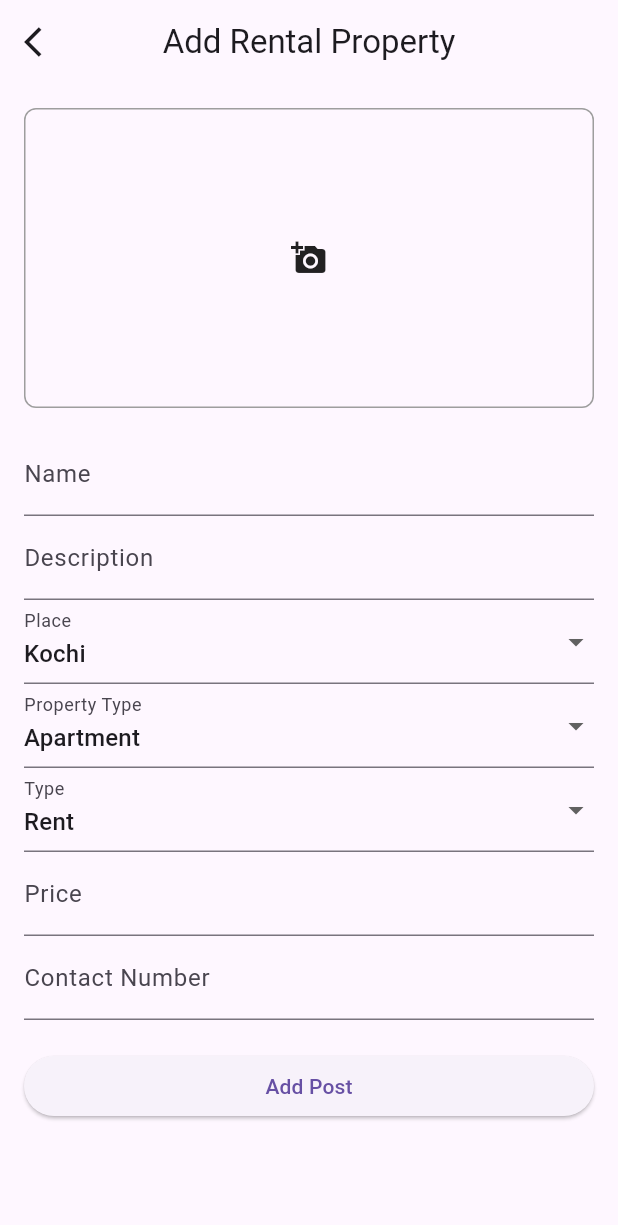
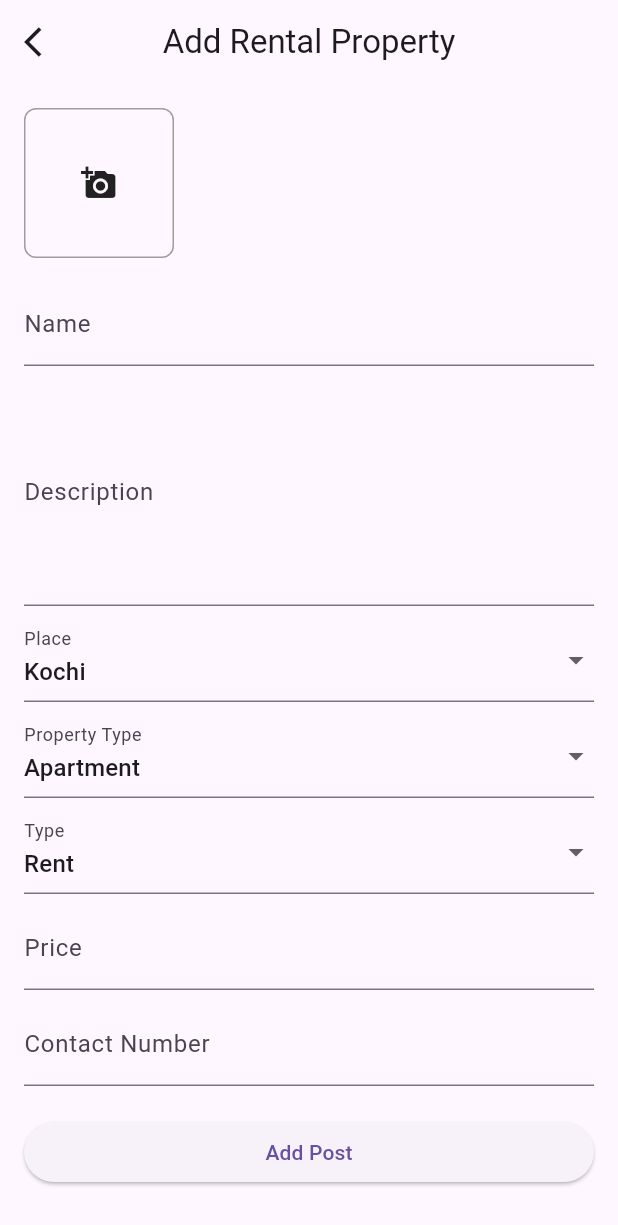
Before and after one commit to Riyaaaaan/RoomFindr, a Flutter app: the AddPostPage screen opened directly, on a phone screen of 412 x 824 dp. Shown: the top 1225 px of the screen. Run offline on Flutter 3.47's test engine with Material 3 defaults, Android fonts, the phone set to English and light mode, and no system bars; our stand-ins replace cloud_firestore, firebase_auth, firebase_core, firebase_storage, flutter_slidable, form_field_validator and 6 more; accounts and stored records are empty; generated files the repository leaves out were written again.

```diff
--- a/lib/screens/add_post.dart
+++ b/lib/screens/add_post.dart
@@ -8,6 +8,7 @@ import 'package:cloud_firestore/cloud_firestore.dart';
 import 'package:firebase_auth/firebase_auth.dart';
 import 'package:room_finder/models/post_model.dart';
 import 'package:room_finder/widgets/my_ios_button.dart';
+import 'package:form_field_validator/form_field_validator.dart'; // For MultiValidator
 
 class AddPostPage extends StatefulWidget {
   const AddPostPage({super.key});
@@ -18,7 +19,7 @@ class AddPostPage extends StatefulWidget {
 
 class _AddPostPageState extends State<AddPostPage> {
   final _formKey = GlobalKey<FormState>();
-  List<File?> _images = [];
+  final List<File?> _images = [];
   final _nameController = TextEditingController();
   final _descriptionController = TextEditingController();
   final _placeController = TextEditingController();
@@ -118,7 +119,6 @@ class _AddPostPageState extends State<AddPostPage> {
           snackPosition: SnackPosition.BOTTOM,
         );
 
-        // Get.offAll(() => const AddPostPage());
         Navigator.pop(context);
       } catch (e) {
         Get.snackbar(
@@ -198,22 +198,27 @@ class _AddPostPageState extends State<AddPostPage> {
               child: Column(
                 crossAxisAlignment: CrossAxisAlignment.stretch,
                 children: [
-                  Row(
+                  Wrap(
+                    spacing: 8.0,
+                    runSpacing: 8.0,
                     children: List.generate(_images.length, (index) {
-                      return Expanded(
-                        child: Stack(
+                      return Stack(
                         children: [
                           GestureDetector(
                             onTap: () => _removeImage(index),
                             child: Container(
-                                height: 200,
+                              height: 100,
+                              width: 100,
                               decoration: BoxDecoration(
                                 border: Border.all(color: Colors.grey),
                                 borderRadius: BorderRadius.circular(8.0),
                               ),
+                              child: ClipRRect(
+                                borderRadius: BorderRadius.circular(8.0),
                                 child: Image.file(
                                   _images[index]!,
                                   fit: BoxFit.cover,
+                                ),
                               ),
                             ),
                           ),
@@ -234,15 +239,17 @@ class _AddPostPageState extends State<AddPostPage> {
                             ),
                           ),
                         ],
-                        ),
                       );
-                    }).toList()
+                    })
                       ..add(
-                        Expanded(
-                          child: GestureDetector(
+                        Stack(
+                          // Wrap the GestureDetector in a Stack
+                          children: [
+                            GestureDetector(
                               onTap: () => _pickImage(ImageSource.gallery),
                               child: Container(
-                              height: 200,
+                                height: 100,
+                                width: 100,
                                 decoration: BoxDecoration(
                                   border: Border.all(color: Colors.grey),
                                   borderRadius: BorderRadius.circular(8.0),
@@ -252,32 +259,35 @@ class _AddPostPageState extends State<AddPostPage> {
                                 ),
                               ),
                             ),
+                          ],
                         ),
                       ),
                   ),
                   const SizedBox(height: 16.0),
                   TextFormField(
                     controller: _nameController,
-                    decoration: const InputDecoration(labelText: 'Name'),
-                    validator: (value) {
-                      if (value == null || value.isEmpty) {
-                        return 'Please enter a name';
-                      }
-                      return null;
-                    },
+                    decoration: const InputDecoration(
+                      labelText: 'Name',
+                      hintText: 'Enter the property name',
                     ),
+                    validator: MultiValidator([
+                      RequiredValidator(errorText: 'Name is required'),
+                      MinLengthValidator(3,
+                          errorText: 'Name must be at least 3 characters long'),
+                    ]),
+                  ),
+                  const SizedBox(height: 8.0),
                   TextFormField(
-                    maxLines: 20,
-                    minLines: 1,
                     controller: _descriptionController,
-                    decoration: const InputDecoration(labelText: 'Description'),
-                    validator: (value) {
-                      if (value == null || value.isEmpty) {
-                        return 'Please enter a description';
-                      }
-                      return null;
-                    },
+                    decoration: const InputDecoration(
+                      labelText: 'Description',
+                      hintText: 'Enter a description of the property',
                     ),
+                    maxLines: 5,
+                    validator:
+                        RequiredValidator(errorText: 'Description is required'),
+                  ),
+                  const SizedBox(height: 8.0),
                   DropdownButtonFormField<String>(
                     value: _placeController.text,
                     onChanged: (value) {
@@ -292,13 +302,10 @@ class _AddPostPageState extends State<AddPostPage> {
                             ))
                         .toList(),
                     decoration: const InputDecoration(labelText: 'Place'),
-                    validator: (value) {
-                      if (value == null || value.isEmpty) {
-                        return 'Please select a place';
-                      }
-                      return null;
-                    },
+                    validator:
+                        RequiredValidator(errorText: 'Please select a place'),
                   ),
+                  const SizedBox(height: 8.0),
                   DropdownButtonFormField<String>(
                     value: _propertyTypeController.text,
                     onChanged: (value) {
@@ -314,13 +321,10 @@ class _AddPostPageState extends State<AddPostPage> {
                         .toList(),
                     decoration:
                         const InputDecoration(labelText: 'Property Type'),
-                    validator: (value) {
-                      if (value == null || value.isEmpty) {
-                        return 'Please select a property type';
-                      }
-                      return null;
-                    },
+                    validator: RequiredValidator(
+                        errorText: 'Please select a property type'),
                   ),
+                  const SizedBox(height: 8.0),
                   DropdownButtonFormField<String>(
                     value: _typeController.text,
                     onChanged: (value) {
@@ -335,39 +339,37 @@ class _AddPostPageState extends State<AddPostPage> {
                             ))
                         .toList(),
                     decoration: const InputDecoration(labelText: 'Type'),
-                    validator: (value) {
-                      if (value == null || value.isEmpty) {
-                        return 'Please select a type';
-                      }
-                      return null;
-                    },
+                    validator:
+                        RequiredValidator(errorText: 'Please select a type'),
                   ),
+                  const SizedBox(height: 8.0),
                   TextFormField(
                     controller: _priceController,
-                    decoration: const InputDecoration(labelText: 'Price'),
+                    decoration: const InputDecoration(
+                      labelText: 'Price',
+                      hintText: 'Enter the price',
+                    ),
                     keyboardType: TextInputType.number,
-                    validator: (value) {
-                      if (value == null || value.isEmpty) {
-                        return 'Please enter a price';
-                      }
-                      final price = double.tryParse(value);
-                      if (price == null || price <= 0) {
-                        return 'Please enter a valid price';
-                      }
-                      return null;
-                    },
+                    validator: MultiValidator([
+                      RequiredValidator(errorText: 'Price is required'),
+                      PatternValidator(r'^[0-9]*\.?[0-9]+$',
+                          errorText: 'Enter a valid price'),
+                    ]),
                   ),
+                  const SizedBox(height: 8.0),
                   TextFormField(
                     controller: _contactNumberController,
-                    decoration:
-                        const InputDecoration(labelText: 'Contact Number'),
+                    decoration: const InputDecoration(
+                      labelText: 'Contact Number',
+                      hintText: 'Enter the contact number',
+                    ),
                     keyboardType: TextInputType.phone,
-                    validator: (value) {
-                      if (value == null || value.isEmpty) {
-                        return 'Please enter a contact number';
-                      }
-                      return null;
-                    },
+                    validator: MultiValidator([
+                      RequiredValidator(
+                          errorText: 'Contact number is required'),
+                      PatternValidator(r'^[0-9]{10}$',
+                          errorText: 'Enter a valid 10-digit contact number'),
+                    ]),
                   ),
                   const SizedBox(height: 20.0),
                   ElevatedButton(
```
Also changed, not shown: lib/controllers/post_controller.dart (+27 -2 lines), lib/screens/edit_post_page.dart (added, +196 -0 lines), lib/screens/post_page.dart (+36 -1 lines). Lines whose indentation alone changed are shown as unchanged.
